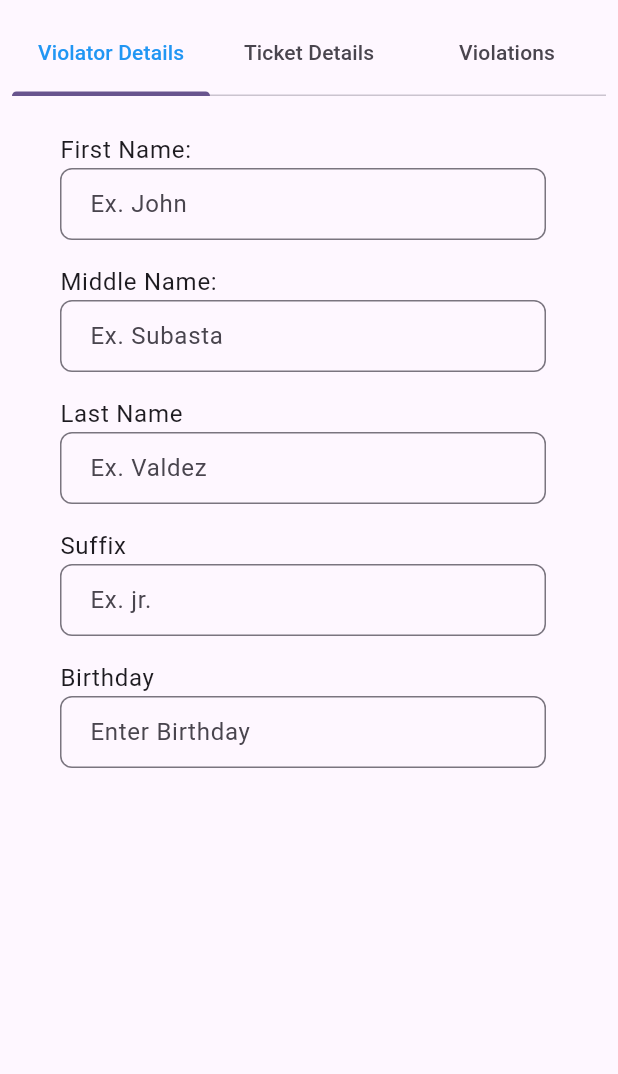
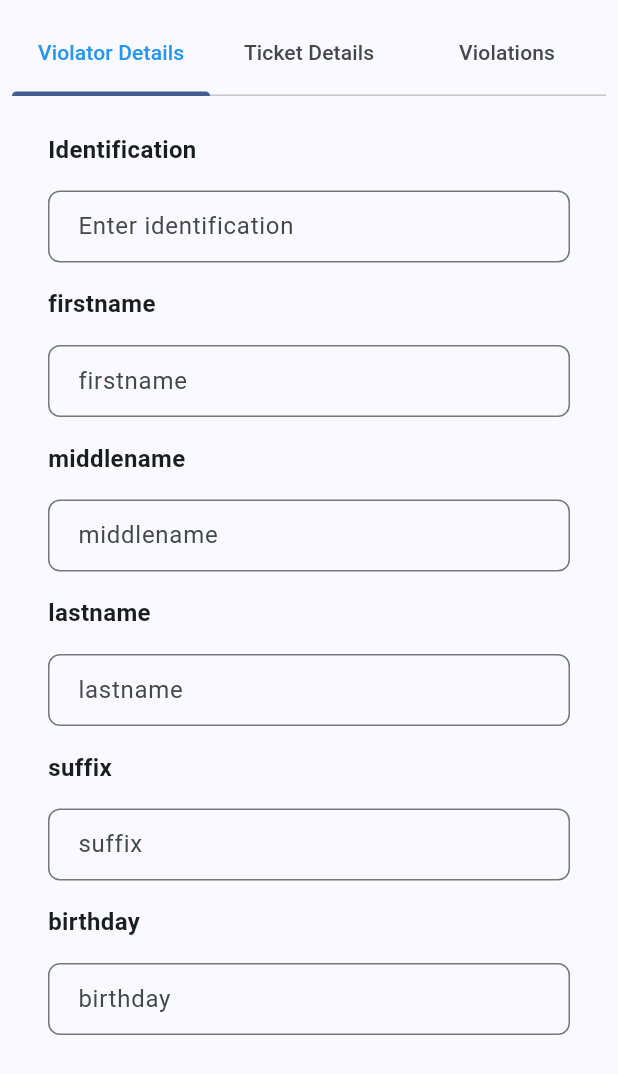
Before and after one commit to marbertcerda/sowshit, a Flutter app: the AddTicketPage screen opened directly, on a phone screen of 412 x 824 dp. Shown: the top 1074 px of the screen. Run offline on Flutter 3.47's test engine with Material 3 defaults, Android fonts, the light colour scheme and no system bars; drawn by our look-alikes of contained_tab_bar_view.

Commit message:
update all

```diff
--- a/lib/components/forms/textfield.dart
+++ b/lib/components/forms/textfield.dart
@@ -3,20 +3,42 @@ import 'package:flutter/material.dart';
 class InputTextField extends StatelessWidget {
   const InputTextField({
     Key? key,
+    required this.title,
     required this.text,
+    this.padding = const EdgeInsets.all(8.0),
   }) : super(key: key);
 
+  final String title;
   final String text;
+  final EdgeInsetsGeometry padding;
 
   @override
   Widget build(BuildContext context) {
-    return TextField(
-      decoration: InputDecoration(
-        hintText: text,
-        border: OutlineInputBorder(
-          borderRadius: BorderRadius.circular(8.0),
-        ),
-        contentPadding: EdgeInsets.symmetric(vertical: 12.0, horizontal: 16.0),
+    return Padding(
+      padding: padding,
+      child: Column(
+        crossAxisAlignment: CrossAxisAlignment.start,
+        children: [
+          Text(
+            title,
+            style: const TextStyle(
+              fontWeight: FontWeight.bold,
+              fontSize: 16,
+            ),
+          ),
+          const SizedBox(
+              height: 16), // Add some space between the title and TextField
+          TextField(
+            decoration: InputDecoration(
+              hintText: text,
+              border: OutlineInputBorder(
+                borderRadius: BorderRadius.circular(8.0),
+              ),
+              contentPadding:
+                  const EdgeInsets.symmetric(vertical: 12.0, horizontal: 16.0),
+            ),
+          ),
+        ],
       ),
     );
   }
--- a/lib/main.dart
+++ b/lib/main.dart
@@ -1,7 +1,6 @@
 import 'package:flutter/material.dart';
 import 'package:shit/views/AddTicketPage/addTicketPage.dart';
 import 'package:shit/views/AddTicketPage/modal.dart';
-import 'package:shit/views/AddTicketPage/ticketDetails.dart';
 import 'package:shit/views/settingPage/setting.dart';
 
 import 'views/home/home.dart';
@@ -12,17 +11,19 @@ void main() {
 }
 
 class MyApp extends StatelessWidget {
-  const MyApp({super.key});
+  const MyApp({Key? key}) : super(key: key);
 
   @override
   Widget build(BuildContext context) {
     return MaterialApp(
       title: 'Flutter Demo',
       theme: ThemeData(
-        colorScheme: ColorScheme.fromSeed(seedColor: Colors.deepPurple),
+        colorScheme: ColorScheme.fromSeed(
+            seedColor: const Color.fromARGB(255, 21, 101, 192)),
         useMaterial3: true,
       ),
-      home: SettingsPage(),
+      // Change the home property to the desired screen
+      home: AddTicketPage(), // Example: changing to HomePage
     );
   }
 }
--- a/lib/views/AddTicketPage/addTicketPage.dart
+++ b/lib/views/AddTicketPage/addTicketPage.dart
@@ -1,8 +1,8 @@
 import 'package:flutter/material.dart';
 import 'package:shit/components/base/longbutton.dart';
 import 'package:contained_tab_bar_view/contained_tab_bar_view.dart';
+import 'package:shit/components/forms/textfield.dart';
 import 'package:shit/views/AddTicketPage/modal.dart';
-import 'package:shit/views/AddTicketPage/ticketDetails.dart';
 
 class AddTicketPage extends StatelessWidget {
   const AddTicketPage({Key? key}) : super(key: key);
@@ -27,16 +27,13 @@ class AddTicketPage extends StatelessWidget {
               child: Column(
                 crossAxisAlignment: CrossAxisAlignment.start,
                 children: [
-                  TicketdetailsListTile(
-                      titlename: 'First Name:', hinttext: 'Ex. John'),
-                  TicketdetailsListTile(
-                      titlename: 'Middle Name:', hinttext: 'Ex. Subasta'),
-                  TicketdetailsListTile(
-                      titlename: 'Last Name', hinttext: 'Ex. Valdez'),
-                  TicketdetailsListTile(
-                      titlename: 'Suffix', hinttext: 'Ex. jr.'),
-                  TicketdetailsListTile(
-                      titlename: 'Birthday', hinttext: 'Enter Birthday'),
+                  InputTextField(
+                      title: 'Identification', text: 'Enter identification'),
+                  InputTextField(title: 'firstname', text: 'firstname'),
+                  InputTextField(title: 'middlename', text: 'middlename'),
+                  InputTextField(title: 'lastname', text: 'lastname'),
+                  InputTextField(title: 'suffix', text: 'suffix'),
+                  InputTextField(title: 'birthday', text: 'birthday'),
                 ],
               ),
             ),
@@ -45,16 +42,13 @@ class AddTicketPage extends StatelessWidget {
               child: Column(
                 crossAxisAlignment: CrossAxisAlignment.start,
                 children: [
-                  TicketdetailsListTile(
-                      titlename: 'Ticket No.', hinttext: 'Ex. 12313'),
-                  TicketdetailsListTile(
-                      titlename: 'Location',
-                      hinttext: 'Ex. Post 1, Magic Mall Annex'),
-                  TicketdetailsListTile(
-                      titlename: 'Apprehending Officer',
-                      hinttext: 'Ex. Prince Caba'),
-                  TicketdetailsListTile(
-                      titlename: 'Apprehension Date', hinttext: 'Enter Date'),
+                  InputTextField(title: 'Ticket Number', text: 'ticket number'),
+                  InputTextField(title: 'location', text: 'location'),
+                  InputTextField(
+                      title: 'apprhending officer',
+                      text: 'apprehending officer'),
+                  InputTextField(
+                      title: 'apprehension date', text: 'apprehension date'),
                 ],
               ),
             ),
--- a/lib/views/AddTicketPage/ticketDetails.dart
+++ /dev/null
@@ -1,29 +0,0 @@
-import 'package:flutter/material.dart';
-
-class TicketdetailsListTile extends StatelessWidget {
-  const TicketdetailsListTile({
-    Key? key,
-    required this.titlename,
-    required this.hinttext,
-  }) : super(key: key);
-
-  final String titlename;
-  final String hinttext;
-
-  @override
-  Widget build(BuildContext context) {
-    return ListTile(
-      title: Text('$titlename'),
-      subtitle: TextField(
-        decoration: InputDecoration(
-          hintText: '$hinttext',
-          border: OutlineInputBorder(
-            borderRadius: BorderRadius.circular(8.0),
-          ),
-          contentPadding:
-              EdgeInsets.symmetric(vertical: 12.0, horizontal: 16.0),
-        ),
-      ),
-    );
-  }
-}
```
Also changed, not shown: lib/views/AddTicketPage/modal.dart (+13 -1 lines), lib/views/home/home.dart (+3 -6 lines), lib/views/home/login.dart (+2 -24 lines), lib/views/settingPage/setting.dart (+6 -9 lines), lib/views/AddTicketPage/violationsListTile.dart (renamed from lib/views/AddTicketPage/violationsPage.dart), lib/views/AddTicketPage/violatorPage.dart (deleted).
